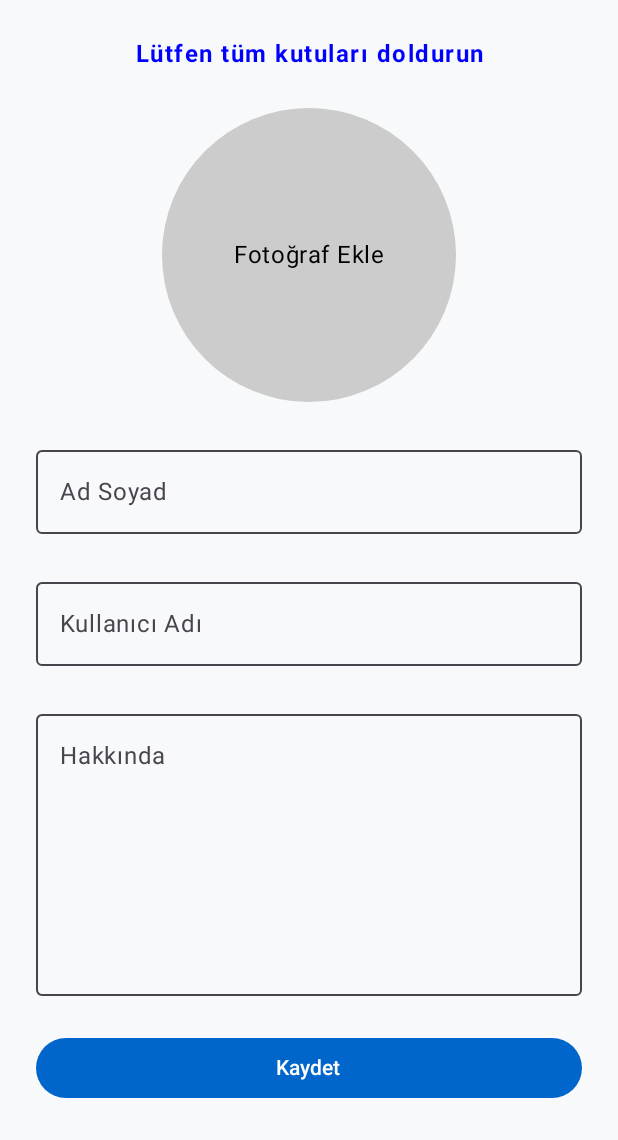
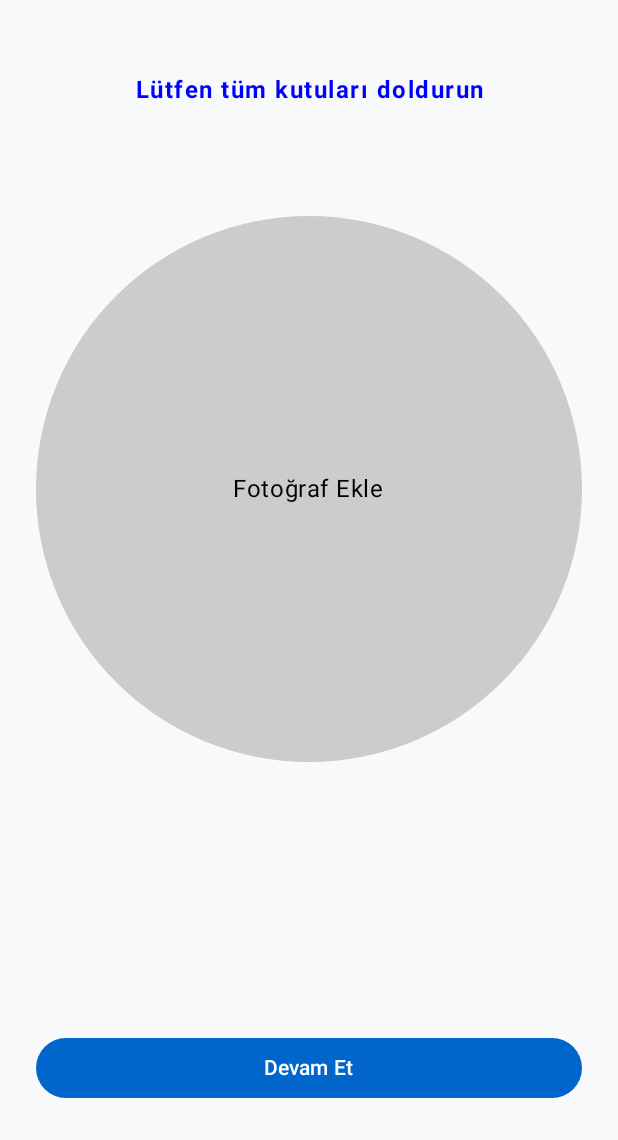
Before and after one commit to ykphn/YapGitsin, an Android app built with Jetpack Compose: the EditProfileScreen screen opened through its navigation route, on a phone screen of 412 x 824 dp, the part 96-1236 px from its top. Run offline under Robolectric (Android 15) with nearby library versions, the phone set to English and light mode, and no system bars; our stand-ins replace Dagger/Hilt's generated code; libraries missing offline, so code that uses them is left out: io.github.jan.supabase; pictures from the network do not load; 1 statement that could not run was skipped.

Commit message:
refactor: enhance EditProfileViewModel and UI
This commit refactors the `EditProfileViewModel` and `EditProfileScreen` to implement a multi-step profile update process and improves the user interface.

Key changes:
- Introduced `EditProfileStep` enum (`PHOTO`, `INFO`) to manage the profile editing flow.
- `EditProfileViewModel`:
    - Added `step` state to track the current editing step.
    - `updateUsername` function removed as username is no longer editable.
    - `onUpdateClick` is split into `updateProfileAvatar` and `updateProfileField`.
        - `updateProfileAvatar` handles avatar upload and transitions to the `INFO` step on success.
        - `updateProfileField` updates name and bio, and sets `UiState.Success` on completion.
    - Added `onBackClick` to navigate back to the `PHOTO` step from the `INFO` step.
- `EditProfileScreen`:
    - Now uses `viewModel.step` to display either `PhotoStep` or `InfoStep`.
    - `SetupScreen` (now the main composable) orchestrates the steps.
    - `PhotoStep` composable added for avatar selection and upload.
    - `InfoStep` composable added for editing name and bio.
    - Error messages are displayed more prominently.
    - Navigation upon successful profile update now goes to "profile" route.
- `ProfileResponse` DTO:
    - Removed `date` field.
    - Added `lastSignIn` and `createdAt` fields with `@SerialName` annotations.
- `DatabaseRepository` and `DatabaseRepositoryImpl`:
    - `updateProfile` method no longer takes `username` as a parameter.
- `ProfileViewModel`:
    - `getUserProfile` now uses `createdAt` for `joinedDate`.
- `ProfileScreen`:
    - Navigation to "edit" screen now pops up to "food" to prevent backstack issues.
- `themes.xml`:
    - Changed parent theme from `android:Theme.Material.NoActionBar` to `android:Theme.Material.Light.NoActionBar`.

```diff
--- a/app/src/main/java/com/ykphn/yapgitsin/core/domain/repository/DatabaseRepository.kt
+++ b/app/src/main/java/com/ykphn/yapgitsin/core/domain/repository/DatabaseRepository.kt
@@ -4,5 +4,5 @@ import com.ykphn.yapgitsin.data.remote.dto.ProfileResponse
 
 interface DatabaseRepository {
     suspend fun getProfile(): Result<ProfileResponse>
-    suspend fun updateProfile(name: String, username: String, bio: String): Result<Unit>
+    suspend fun updateProfile(name: String, bio: String): Result<Unit>
 }
--- a/app/src/main/java/com/ykphn/yapgitsin/data/repository/DatabaseRepositoryImpl.kt
+++ b/app/src/main/java/com/ykphn/yapgitsin/data/repository/DatabaseRepositoryImpl.kt
@@ -41,7 +41,6 @@ class DatabaseRepositoryImpl @Inject constructor(
 
     override suspend fun updateProfile(
         name: String,
-        username: String,
         bio: String
     ): Result<Unit> = withContext(Dispatchers.IO) {
         val user = supabaseClient.auth.currentUserOrNull() ?: return@withContext Result.failure(
@@ -53,7 +52,6 @@ class DatabaseRepositoryImpl @Inject constructor(
                 .update(
                     mapOf(
                         "name" to name,
-                        "username" to username,
                         "bio" to bio
                     )
                 ) {
--- /dev/null
+++ b/app/src/main/java/com/ykphn/yapgitsin/presentation/main/models/EditProfileStep.kt
@@ -0,0 +1,6 @@
+package com.ykphn.yapgitsin.presentation.main.models
+
+enum class EditProfileStep {
+    PHOTO,
+    INFO
+}
--- a/app/src/main/java/com/ykphn/yapgitsin/presentation/main/screens/EditProfileScreen.kt
+++ b/app/src/main/java/com/ykphn/yapgitsin/presentation/main/screens/EditProfileScreen.kt
@@ -10,6 +10,7 @@ import androidx.compose.foundation.clickable
 import androidx.compose.foundation.layout.Arrangement
 import androidx.compose.foundation.layout.Box
 import androidx.compose.foundation.layout.Column
+import androidx.compose.foundation.layout.Row
 import androidx.compose.foundation.layout.aspectRatio
 import androidx.compose.foundation.layout.fillMaxSize
 import androidx.compose.foundation.layout.fillMaxWidth
@@ -19,6 +20,7 @@ import androidx.compose.material3.Button
 import androidx.compose.material3.OutlinedTextField
 import androidx.compose.material3.Text
 import androidx.compose.runtime.Composable
+import androidx.compose.runtime.LaunchedEffect
 import androidx.compose.runtime.collectAsState
 import androidx.compose.runtime.getValue
 import androidx.compose.ui.Alignment
@@ -37,6 +39,7 @@ import coil3.compose.AsyncImage
 import com.ykphn.yapgitsin.core.model.UiState
 import com.ykphn.yapgitsin.presentation.common.screens.EmptyScreen
 import com.ykphn.yapgitsin.presentation.common.screens.LoadingScreen
+import com.ykphn.yapgitsin.presentation.main.models.EditProfileStep
 import com.ykphn.yapgitsin.presentation.main.viewmodels.EditProfileViewModel
 
 @Composable
@@ -61,16 +64,17 @@ fun EditProfileScreen(
         UiState.Idle -> SetupScreen(
             modifier = modifier,
             context = context,
+            step = viewModel.step,
             photoUri = viewModel.uri,
             name = viewModel.name,
-            username = viewModel.username,
             bio = viewModel.bio,
             error = viewModel.errorMessage,
             onPhotoUriChange = viewModel::updateUri,
             onNameChange = viewModel::updateName,
-            onUsernameChange = viewModel::updateUsername,
             onBioChange = viewModel::updateBio,
-            onUpdateClick = viewModel::onUpdateClick
+            onBackClick = viewModel::onBackClick,
+            onUpdateAvatarClick = viewModel::updateProfileAvatar,
+            onUpdateProfileClick = viewModel::updateProfileField
         )
 
         UiState.Loading -> {
@@ -80,7 +84,7 @@ fun EditProfileScreen(
 
         UiState.Success -> {
             Toast.makeText(context, "Profil başarıyla güncellendi", Toast.LENGTH_LONG).show()
-            navController.popBackStack()
+            navController.navigate("profile")
         }
     }
 
@@ -90,16 +94,63 @@ fun EditProfileScreen(
 fun SetupScreen(
     modifier: Modifier = Modifier,
     context: Context,
+    step: EditProfileStep,
     photoUri: Uri?,
     name: String,
-    username: String,
     bio: String,
     error: String?,
     onPhotoUriChange: (Uri) -> Unit,
     onNameChange: (String) -> Unit,
-    onUsernameChange: (String) -> Unit,
     onBioChange: (String) -> Unit,
-    onUpdateClick: (Context) -> Unit,
+    onBackClick: () -> Unit,
+    onUpdateAvatarClick: (Context) -> Unit,
+    onUpdateProfileClick: () -> Unit
+) {
+
+    Column (
+        modifier = modifier.fillMaxSize()
+    ) {
+        Box(
+            modifier = Modifier
+                .fillMaxWidth()
+                .padding(48.dp),
+            contentAlignment = Alignment.Center
+        ) {
+            Text(
+                text = error ?: "Lütfen tüm kutuları doldurun",
+                color = error?.let { Color.Red } ?: Color.Blue,
+                textAlign = TextAlign.Center,
+                letterSpacing = 1.sp,
+                fontSize = 16.sp,
+                fontWeight = FontWeight.Bold
+            )
+        }
+
+        when (step) {
+            EditProfileStep.PHOTO -> PhotoStep(
+                photoUri = photoUri,
+                onPhotoUriChange = onPhotoUriChange,
+                onFinish = { onUpdateAvatarClick(context) }
+            )
+
+            EditProfileStep.INFO -> InfoStep(
+                name = name,
+                bio = bio,
+                onNameChange = onNameChange,
+                onBioChange = onBioChange,
+                onBack = onBackClick,
+                onFinish = { onUpdateProfileClick() }
+            )
+        }
+    }
+}
+
+@Composable
+fun PhotoStep(
+    modifier: Modifier = Modifier,
+    photoUri: Uri?,
+    onPhotoUriChange: (Uri) -> Unit,
+    onFinish: () -> Unit
 ) {
     val launcher = rememberLauncherForActivityResult(
         contract = ActivityResultContracts.GetContent()
@@ -109,22 +160,11 @@ fun SetupScreen(
         modifier = modifier
             .fillMaxSize()
             .padding(24.dp),
-        verticalArrangement = Arrangement.spacedBy(24.dp),
+        verticalArrangement = Arrangement.SpaceBetween,
         horizontalAlignment = Alignment.CenterHorizontally
     ) {
-        Text(
-            text = error ?: "Lütfen tüm kutuları doldurun",
-            color = error?.let { Color.Red } ?: Color.Blue,
-            textAlign = TextAlign.Center,
-            letterSpacing = 1.sp,
-            fontSize = 16.sp,
-            fontWeight = FontWeight.Bold
-        )
-
-        // Fotoğraf Yükleyici
         Box(
             modifier = Modifier
-                .weight(1f)
                 .aspectRatio(1f)
                 .clip(CircleShape)
                 .background(Color.LightGray)
@@ -139,41 +179,62 @@ fun SetupScreen(
                     contentScale = ContentScale.Crop
                 )
             } else {
-                Text("Fotoğraf Ekle", textAlign = TextAlign.Center)
+                Text("Fotoğraf Ekle")
             }
         }
 
+        Button(
+            onClick = onFinish,
+            modifier = Modifier
+                .fillMaxWidth()
+                .padding(top = 24.dp)
+        ) {
+            Text("Devam Et")
+        }
+    }
+}
+
+@Composable
+fun InfoStep(
+    modifier: Modifier = Modifier,
+    name: String,
+    bio: String,
+    onNameChange: (String) -> Unit,
+    onBioChange: (String) -> Unit,
+    onBack: () -> Unit,
+    onFinish: () -> Unit
+) {
+    Column(
+        modifier = modifier
+            .fillMaxSize()
+            .padding(24.dp),
+        verticalArrangement = Arrangement.spacedBy(16.dp)
+    ) {
         OutlinedTextField(
             value = name,
-            onValueChange = { onNameChange(it) },
+            onValueChange = onNameChange,
             label = { Text("Ad Soyad") },
             singleLine = true,
             modifier = Modifier.fillMaxWidth()
         )
 
         OutlinedTextField(
-            value = username,
-            onValueChange = { onUsernameChange(it) },
-            label = { Text("Kullanıcı Adı") },
-            singleLine = true,
-            modifier = Modifier.fillMaxWidth()
+            value = bio,
+            onValueChange = onBioChange,
+            label = { Text("Hakkında") },
+            maxLines = 5,
+            modifier = Modifier
+                .fillMaxWidth()
+                .weight(1f)
         )
 
-        OutlinedTextField(
-            value = bio,
-            onValueChange = { onBioChange(it) },
-            label = { Text("Hakkında") },
-            modifier = Modifier
-                .fillMaxWidth()
-                .weight(1f),
-            maxLines = 5
-        )
-
-        Button(
-            onClick = { onUpdateClick(context) },
-            modifier = Modifier.fillMaxWidth()
-        ) {
-            Text("Kaydet")
+        Row(horizontalArrangement = Arrangement.spacedBy(8.dp)) {
+            Button(onClick = onBack, modifier = Modifier.weight(1f)) {
+                Text("Geri")
+            }
+            Button(onClick = onFinish, modifier = Modifier.weight(1f)) {
+                Text("Kaydet")
+            }
         }
     }
 }
--- a/app/src/main/java/com/ykphn/yapgitsin/presentation/main/screens/ProfileScreen.kt
+++ b/app/src/main/java/com/ykphn/yapgitsin/presentation/main/screens/ProfileScreen.kt
@@ -80,7 +80,11 @@ fun ProfileScreen(
                     userAvatar = avatar,
                     userData = userData!!,
                     favorites = favorites,
-                    buttonClicked = { navController.navigate("edit") }
+                    buttonClicked = {
+                        navController.navigate("edit") {
+                            popUpTo("food") { inclusive = false }
+                        }
+                    }
                 )
             }
         }
--- a/app/src/main/java/com/ykphn/yapgitsin/presentation/main/viewmodels/ProfileViewModel.kt
+++ b/app/src/main/java/com/ykphn/yapgitsin/presentation/main/viewmodels/ProfileViewModel.kt
@@ -1,5 +1,6 @@
 package com.ykphn.yapgitsin.presentation.main.viewmodels
 
+import android.util.Log
 import androidx.compose.runtime.getValue
 import androidx.compose.runtime.mutableStateOf
 import androidx.compose.runtime.setValue
@@ -57,10 +58,12 @@ class ProfileViewModel @Inject constructor(
                 fullName = profile.name,
                 username = profile.username,
                 bio = profile.bio,
-                joinedDate = profile.date,
+                joinedDate = profile.createdAt,
                 likes = profile.likes,
                 stars = profile.stars
             )
+        }.onFailure {
+            Log.d("ProfileViewModel", "getUserProfile: ${it.message}")
         }.isSuccess
     }
 
--- a/app/src/main/res/values/themes.xml
+++ b/app/src/main/res/values/themes.xml
@@ -1,5 +1,5 @@
 <?xml version="1.0" encoding="utf-8"?>
 <resources>
 
-    <style name="Theme.YapGitsin" parent="android:Theme.Material.NoActionBar" />
+    <style name="Theme.YapGitsin" parent="android:Theme.Material.Light.NoActionBar" />
 </resources>
```
Also changed, not shown: app/src/main/java/com/ykphn/yapgitsin/data/remote/dto/ProfileResponse.kt (+7 -2 lines), app/src/main/java/com/ykphn/yapgitsin/presentation/main/viewmodels/EditProfileViewModel.kt (+39 -38 lines).
